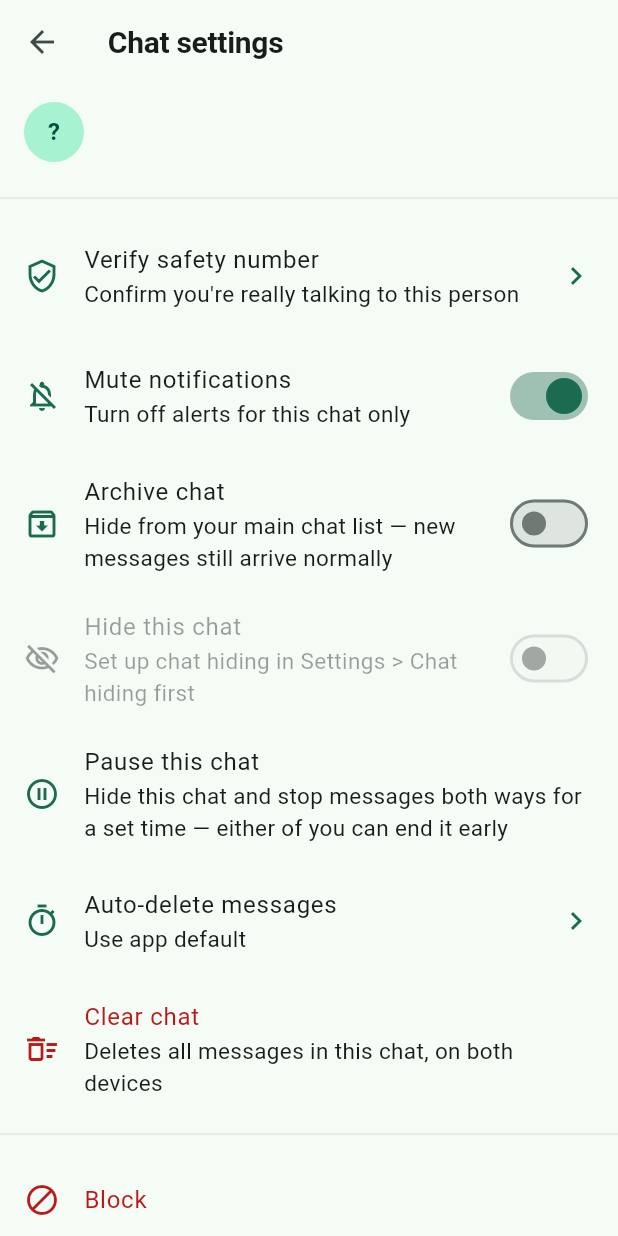
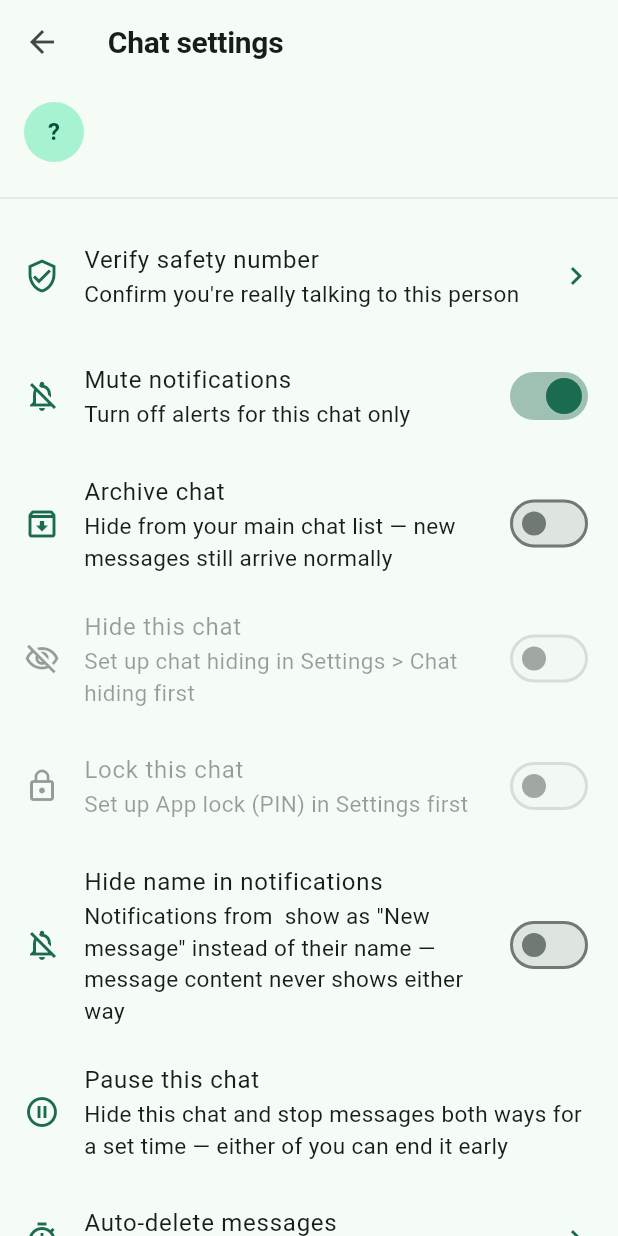
Before and after one commit to NIGHTWALKEROFC/NWisp-Chat---Your-conversations.-Your-privacy., a Flutter app: the ChatSettingsScreen screen opened directly with empty values, after a tap on "Mute notifications", on a phone screen of 412 x 824 dp. Run offline on Flutter 3.47's test engine with Material 3 defaults, Android fonts, the light colour scheme and no system bars; our stand-ins replace chewie, cloud_firestore, device_info_plus, firebase_auth, firebase_core, firebase_messaging and 11 more; missing offline and left inert: cryptography, gal, libsignal_protocol_dart, mobile_scanner, record, video_compress; accounts and stored records are empty.

Commit message:
Update chat_settings_screen.dart

```diff
--- a/mobile/lib/screens/chat/chat_settings_screen.dart
+++ b/mobile/lib/screens/chat/chat_settings_screen.dart
@@ -1,6 +1,7 @@
 import 'package:cloud_firestore/cloud_firestore.dart';
 import 'package:flutter/material.dart';
 import '../../services/conversation_service.dart';
+import '../../services/app_lock_service.dart';
 import '../../services/chat_freeze_service.dart';
 import '../../services/chat_lock_service.dart';
 import '../../services/message_relay_service.dart';
@@ -32,11 +33,28 @@ class _ChatSettingsScreenState extends State<ChatSettingsScreen> {
   bool _clearing = false;
   bool _hideLocked = true; // chat hiding not set up at all, until proven otherwise
   bool _hidden = false;
+  bool _appLockNotSetUp = true; // App Lock (PIN) not set up at all, until proven otherwise
+  bool _chatLocked = false;
+  bool _hideNameInNotifications = false;
 
   @override
   void initState() {
     super.initState();
     _loadHideState();
+    _loadChatLockState();
+    _loadNotificationPrivacyState();
+  }
+
+  Future<void> _loadNotificationPrivacyState() async {
+    final enabled = await _moderationService.isNotificationPrivacyEnabled(widget.peerUid);
+    if (!mounted) return;
+    setState(() => _hideNameInNotifications = enabled);
+  }
+
+  Future<void> _toggleNotificationPrivacy(bool value) async {
+    await _moderationService.setNotificationPrivacy(widget.peerUid, value);
+    if (!mounted) return;
+    setState(() => _hideNameInNotifications = value);
   }
 
   Future<void> _loadHideState() async {
@@ -47,6 +65,22 @@ class _ChatSettingsScreenState extends State<ChatSettingsScreen> {
       _hideLocked = !setUp;
       _hidden = hidden;
     });
+  }
+
+  Future<void> _loadChatLockState() async {
+    final appLockOn = await AppLockService.isEnabled();
+    final locked = await ChatLockService.isLocked(widget.conversationId);
+    if (!mounted) return;
+    setState(() {
+      _appLockNotSetUp = !appLockOn;
+      _chatLocked = locked;
+    });
+  }
+
+  Future<void> _toggleChatLocked(bool value) async {
+    await ChatLockService.setLocked(widget.conversationId, value);
+    if (!mounted) return;
+    setState(() => _chatLocked = value);
   }
 
   Future<void> _pauseChat() async {
@@ -331,6 +365,27 @@ class _ChatSettingsScreenState extends State<ChatSettingsScreen> {
                 value: _hidden,
                 onChanged: _hideLocked ? null : _toggleHidden,
               ),
+              SwitchListTile.adaptive(
+                secondary: const Icon(Icons.lock_outline),
+                title: const Text('Lock this chat'),
+                subtitle: Text(
+                  _appLockNotSetUp
+                      ? 'Set up App lock (PIN) in Settings first'
+                      : 'Stays visible in your chat list, but needs your PIN to open — even if App lock itself is unlocked',
+                ),
+                value: _chatLocked,
+                onChanged: _appLockNotSetUp ? null : _toggleChatLocked,
+              ),
+              SwitchListTile.adaptive(
+                secondary: const Icon(Icons.notifications_off_outlined),
+                title: const Text('Hide name in notifications'),
+                subtitle: Text(
+                  'Notifications from ${widget.peerUsername} show as "New message" instead of their name — '
+                  'message content never shows either way',
+                ),
+                value: _hideNameInNotifications,
+                onChanged: _toggleNotificationPrivacy,
+              ),
               ListTile(
                 leading: const Icon(Icons.pause_circle_outline),
                 title: const Text('Pause this chat'),
```
